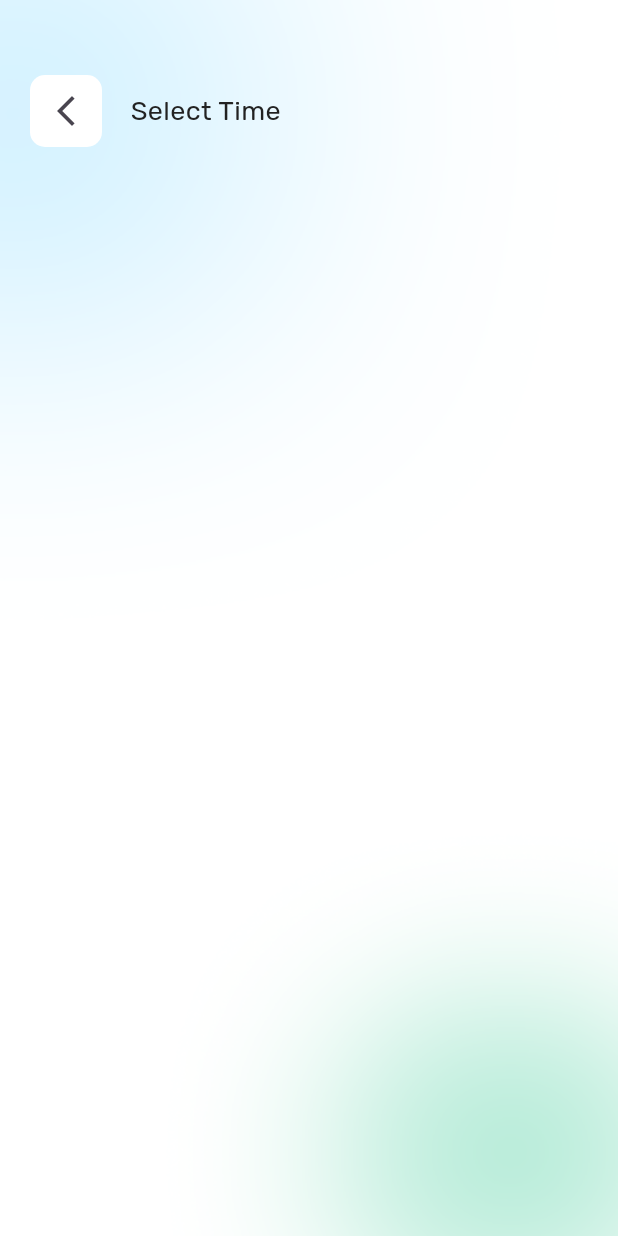
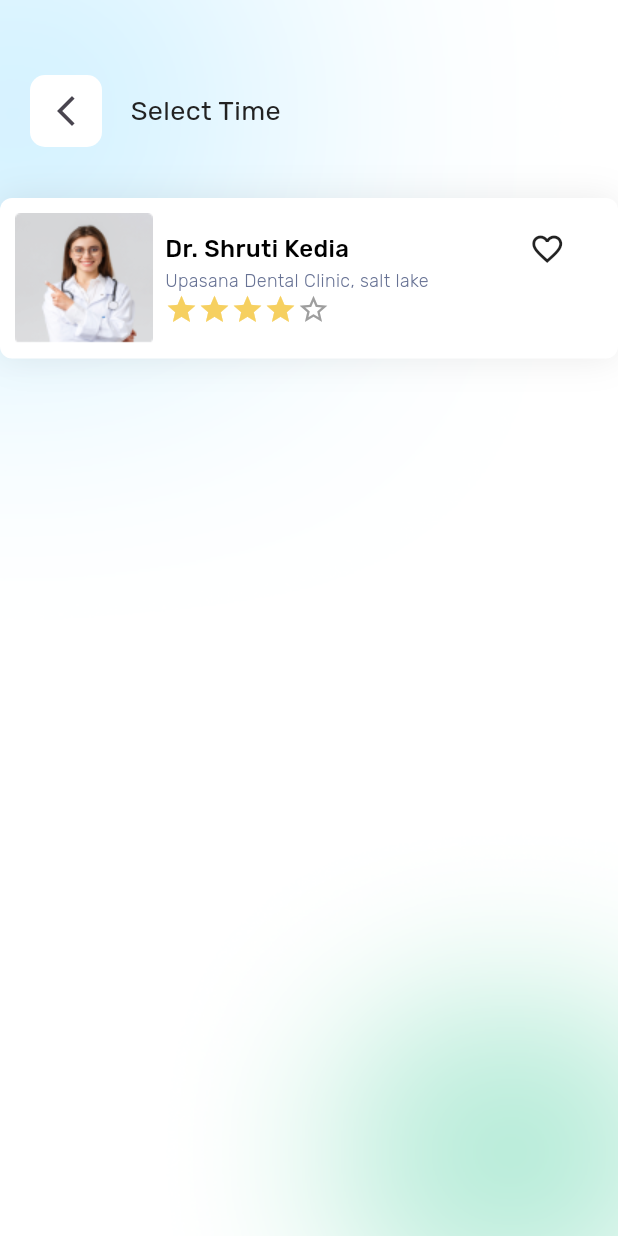
Before and after one commit to mano299/DoctorApp, a Flutter app: the SelectTimeView screen opened directly, on a phone screen of 412 x 824 dp. Run offline on Flutter 3.47's test engine with Material 3 defaults, Android fonts, the phone set to English and light mode, and no system bars; drawn by our look-alikes of flutter_rating; our stand-ins replace convex_bottom_bar, flutter_svg.

Commit message:
create doctor book card

```diff
--- /dev/null
+++ b/lib/features/book_session.dart/presentation/widgets/doctor_book_card.dart
@@ -0,0 +1,56 @@
+import 'package:doctor_app/core/utils/app_images.dart';
+import 'package:doctor_app/core/utils/app_styles.dart';
+import 'package:doctor_app/features/home/presentation/widgets/doctor_rating.dart';
+import 'package:flutter/material.dart';
+
+class DoctorBookCard extends StatelessWidget {
+  const DoctorBookCard({super.key});
+
+  @override
+  Widget build(BuildContext context) {
+    return Container(
+      decoration: BoxDecoration(
+        color: Colors.white,
+        borderRadius: BorderRadius.circular(8),
+        boxShadow: [
+          BoxShadow(
+            color: Color(0x14000000),
+            blurRadius: 20,
+            offset: Offset(0, 0),
+            spreadRadius: 0,
+          ),
+        ],
+      ),
+      child: Padding(
+        padding: const EdgeInsets.all(10.0),
+        child: Row(
+          children: [
+            Image.asset(Assets.assetsImagesDoctorCard1),
+            SizedBox(width: 8),
+            Column(
+              crossAxisAlignment: CrossAxisAlignment.start,
+              children: [
+                Row(
+                  mainAxisAlignment: MainAxisAlignment.spaceBetween,
+                  children: [
+                    Text(
+                      'Dr. Shruti Kedia',
+                      style: AppStyles.styleMedium18.copyWith(fontSize: 16),
+                    ),
+                    SizedBox(width: 120),
+                    Icon(Icons.favorite_border_outlined),
+                  ],
+                ),
+                Text(
+                  'Upasana Dental Clinic, salt lake',
+                  style: AppStyles.styleLight12,
+                ),
+                DoctorRating(rating: 4)
+              ],
+            ),
+          ],
+        ),
+      ),
+    );
+  }
+}
--- a/lib/features/book_session.dart/presentation/widgets/select_time_view_body.dart
+++ b/lib/features/book_session.dart/presentation/widgets/select_time_view_body.dart
@@ -1,4 +1,5 @@
 import 'package:doctor_app/core/utils/app_images.dart';
+import 'package:doctor_app/features/book_session.dart/presentation/widgets/doctor_book_card.dart';
 import 'package:flutter/material.dart';
 
 import '../../../../core/widgets/PagesHeader.dart';
@@ -22,6 +23,8 @@ class SelectTimeViewBody extends StatelessWidget {
               padding: const EdgeInsets.symmetric(horizontal: 20.0),
               child: PagesHeader(text: 'Select Time'),
             ),
+            SizedBox(height: 34),
+            DoctorBookCard()
           ],
         )
       ],
```
